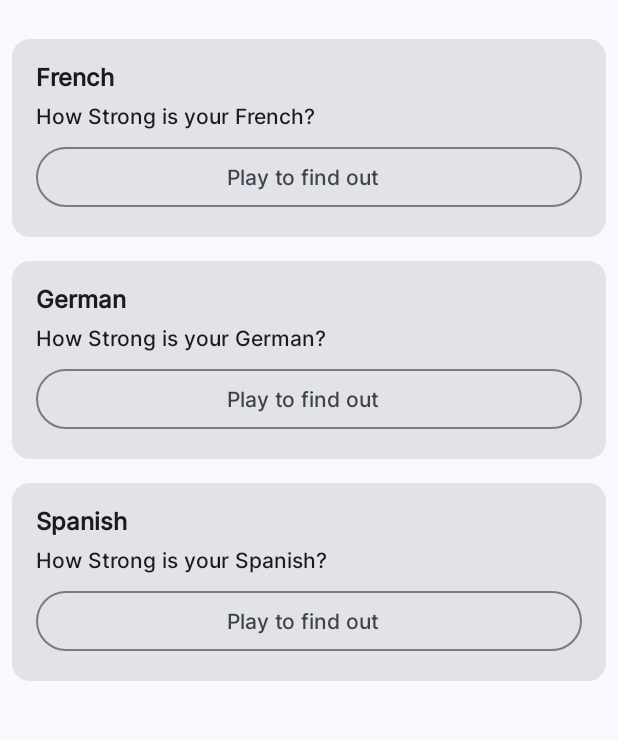
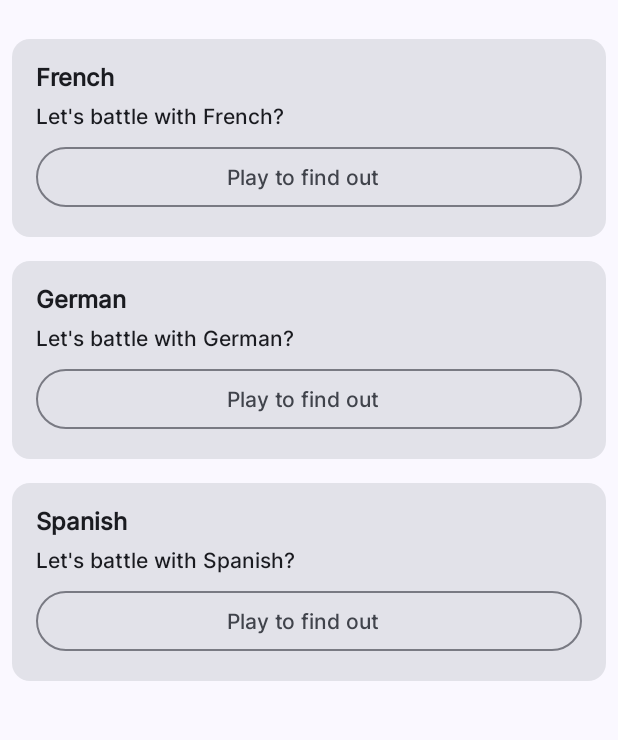
Before and after one commit to jikeynguyen/Lingua-Fighter, an Android app built with Jetpack Compose: the screen it shows after launch (MainActivity), on a phone screen of 412 x 824 dp, the part 69-809 px from its top. Run offline under Robolectric (Android 15) with nearby library versions, the phone set to English and light mode, and no system bars; 1 statement that could not run was skipped.

Commit message:
Edit QuizCard

```diff
--- a/app/src/main/java/com/example/linguafighter/ui/screens/game/TopAppBar.kt
+++ b/app/src/main/java/com/example/linguafighter/ui/screens/game/TopAppBar.kt
@@ -56,7 +56,7 @@ fun TopBar(
 
                 LabelAndTextColumn(
                     label = stringResource(R.string.time),
-                    text = ":$time",
+                    text = "$time",
                     textColor = if (time < 5) {
                         MaterialTheme.colorScheme.error
                     } else {
--- a/app/src/main/java/com/example/linguafighter/ui/screens/start/QuizCard.kt
+++ b/app/src/main/java/com/example/linguafighter/ui/screens/start/QuizCard.kt
@@ -41,7 +41,7 @@ fun QuizCard(
             )
 
             Text(
-                text = stringResource(id = R.string.how_strong, stringResource(id = language)),
+                text = stringResource(id = R.string.let_play, stringResource(id = language)),
                 style = MaterialTheme.typography.bodyMedium,
                 modifier = Modifier
                     .padding(bottom = dimensionResource(id = R.dimen.padding_small))
--- a/app/src/main/res/values/strings.xml
+++ b/app/src/main/res/values/strings.xml
@@ -6,7 +6,7 @@
     <string name="french">French</string>
     <string name="spanish">Spanish</string>
     <string name="german">German</string>
-    <string name="how_strong">How Strong is your %s?</string>
+    <string name="let_play">Let\'s battle with %s?</string>
     <string name="question">QUESTION</string>
     <string name="time">TIME</string>
     <string name="score">SCORE</string>
```
